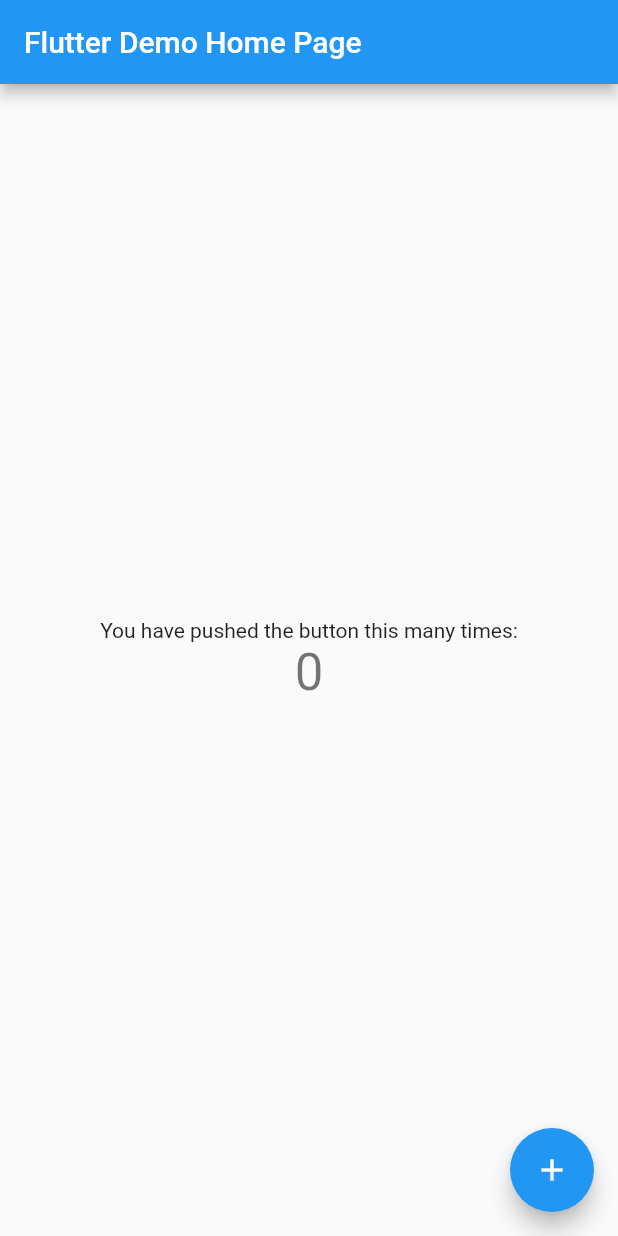
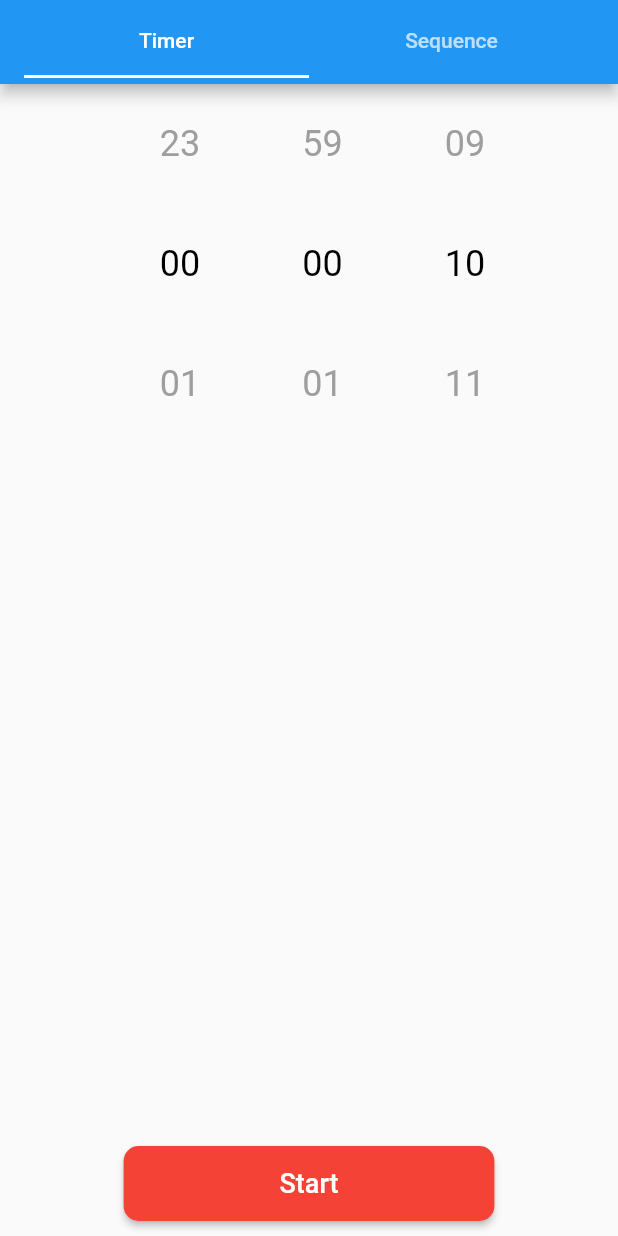
Before and after one commit to Armawill/timer, a Flutter app: the screen it shows after launch, on a phone screen of 412 x 824 dp. Run offline on Flutter 3.47's test engine with Material 2 defaults, Android fonts, the phone set to English and light mode, and no system bars; drawn by our look-alikes of flutter_time_picker_spinner; our stand-ins replace circular_countdown_timer.

Commit message:
Added basic timer
Added home screen
Added timer model

```diff
--- a/lib/main.dart
+++ b/lib/main.dart
@@ -1,4 +1,8 @@
 import 'package:flutter/material.dart';
+import 'package:provider/provider.dart';
+import 'package:timer/view-model/timer_view_model.dart';
+
+import 'view/screens/home_screen.dart';
 
 void main() {
   runApp(const MyApp());
@@ -7,109 +11,13 @@
 class MyApp extends StatelessWidget {
   const MyApp({super.key});
 
-  // This widget is the root of your application.
   @override
   Widget build(BuildContext context) {
     return MaterialApp(
-      title: 'Flutter Demo',
-      theme: ThemeData(
-        // This is the theme of your application.
-        //
-        // Try running your application with "flutter run". You'll see the
-        // application has a blue toolbar. Then, without quitting the app, try
-        // changing the primarySwatch below to Colors.green and then invoke
-        // "hot reload" (press "r" in the console where you ran "flutter run",
-        // or simply save your changes to "hot reload" in a Flutter IDE).
-        // Notice that the counter didn't reset back to zero; the application
-        // is not restarted.
-        primarySwatch: Colors.blue,
+      home: ChangeNotifierProvider(
+        create: (context) => TimerViewModel(),
+        child: HomeScreen(),
       ),
-      home: const MyHomePage(title: 'Flutter Demo Home Page'),
     );
   }
 }
-
-class MyHomePage extends StatefulWidget {
-  const MyHomePage({super.key, required this.title});
-
-  // This widget is the home page of your application. It is stateful, meaning
-  // that it has a State object (defined below) that contains fields that affect
-  // how it looks.
-
-  // This class is the configuration for the state. It holds the values (in this
-  // case the title) provided by the parent (in this case the App widget) and
-  // used by the build method of the State. Fields in a Widget subclass are
-  // always marked "final".
-
-  final String title;
-
-  @override
-  State<MyHomePage> createState() => _MyHomePageState();
-}
-
-class _MyHomePageState extends State<MyHomePage> {
-  int _counter = 0;
-
-  void _incrementCounter() {
-    setState(() {
-      // This call to setState tells the Flutter framework that something has
-      // changed in this State, which causes it to rerun the build method below
-      // so that the display can reflect the updated values. If we changed
-      // _counter without calling setState(), then the build method would not be
-      // called again, and so nothing would appear to happen.
-      _counter++;
-    });
-  }
-
-  @override
-  Widget build(BuildContext context) {
-    // This method is rerun every time setState is called, for instance as done
-    // by the _incrementCounter method above.
-    //
-    // The Flutter framework has been optimized to make rerunning build methods
-    // fast, so that you can just rebuild anything that needs updating rather
-    // than having to individually change instances of widgets.
-    return Scaffold(
-      appBar: AppBar(
-        // Here we take the value from the MyHomePage object that was created by
-        // the App.build method, and use it to set our appbar title.
-        title: Text(widget.title),
-      ),
-      body: Center(
-        // Center is a layout widget. It takes a single child and positions it
-        // in the middle of the parent.
-        child: Column(
-          // Column is also a layout widget. It takes a list of children and
-          // arranges them vertically. By default, it sizes itself to fit its
-          // children horizontally, and tries to be as tall as its parent.
-          //
-          // Invoke "debug painting" (press "p" in the console, choose the
-          // "Toggle Debug Paint" action from the Flutter Inspector in Android
-          // Studio, or the "Toggle Debug Paint" command in Visual Studio Code)
-          // to see the wireframe for each widget.
-          //
-          // Column has various properties to control how it sizes itself and
-          // how it positions its children. Here we use mainAxisAlignment to
-          // center the children vertically; the main axis here is the vertical
-          // axis because Columns are vertical (the cross axis would be
-          // horizontal).
-          mainAxisAlignment: MainAxisAlignment.center,
-          children: <Widget>[
-            const Text(
-              'You have pushed the button this many times:',
-            ),
-            Text(
-              '$_counter',
-              style: Theme.of(context).textTheme.headline4,
-            ),
-          ],
-        ),
-      ),
-      floatingActionButton: FloatingActionButton(
-        onPressed: _incrementCounter,
-        tooltip: 'Increment',
-        child: const Icon(Icons.add),
-      ), // This trailing comma makes auto-formatting nicer for build methods.
-    );
-  }
-}
--- /dev/null
+++ b/lib/model/timer.dart
@@ -0,0 +1,25 @@
+class Timer {
+  final String id;
+  final String title;
+  final int hours;
+  final int minutes;
+  final int seconds;
+
+  Timer({
+    required this.id,
+    required this.title,
+    required this.hours,
+    required this.minutes,
+    required this.seconds,
+  });
+
+  Timer copyWith(
+      {String? id, String? title, int? hours, int? minutes, int? seconds}) {
+    return Timer(
+        id: id ?? this.id,
+        title: title ?? this.title,
+        hours: hours ?? this.hours,
+        minutes: minutes ?? this.minutes,
+        seconds: seconds ?? this.seconds);
+  }
+}
--- /dev/null
+++ b/lib/view-model/timer_view_model.dart
@@ -0,0 +1,35 @@
+import 'package:flutter/cupertino.dart';
+import 'package:flutter/material.dart';
+
+class TimerViewModel with ChangeNotifier {
+  var _time = DateTime(0, 0, 0, 0, 0, 10);
+  var _isTimerStarted = false;
+
+  DateTime get time => _time;
+  // set time(DateTime time) {
+  //   _time = time;
+  //   notifyListeners();
+  // }
+
+  int getDuration() {
+    final timestamp = _time.second + _time.minute * 60 + _time.hour * 3600;
+    return timestamp;
+  }
+
+  void setTime(DateTime time) {
+    _time = time;
+    notifyListeners();
+  }
+
+  bool get isTimerStarted => _isTimerStarted;
+
+  void onTimerStarted() {
+    _isTimerStarted = true;
+    notifyListeners();
+  }
+
+  void onTimerCompleted() {
+    _isTimerStarted = false;
+    notifyListeners();
+  }
+}
--- /dev/null
+++ b/lib/view/screens/home_screen.dart
@@ -0,0 +1,33 @@
+import 'package:flutter/material.dart';
+
+import '../widgets/timer_tab.dart';
+
+class HomeScreen extends StatelessWidget {
+  const HomeScreen({super.key});
+
+  @override
+  Widget build(BuildContext context) {
+    return DefaultTabController(
+      initialIndex: 0,
+      length: 2,
+      child: Scaffold(
+        appBar: AppBar(
+          title: const TabBar(tabs: [
+            Tab(
+              text: 'Timer',
+            ),
+            Tab(
+              text: 'Sequence',
+            ),
+          ]),
+        ),
+        body: TabBarView(children: [
+          TimerTab(),
+          Center(
+            child: Text('Work in progress'),
+          ),
+        ]),
+      ),
+    );
+  }
+}
--- /dev/null
+++ b/lib/view/widgets/timer_tab.dart
@@ -0,0 +1,114 @@
+import 'package:circular_countdown_timer/circular_countdown_timer.dart';
+import 'package:flutter/material.dart';
+import 'package:flutter_time_picker_spinner/flutter_time_picker_spinner.dart';
+import 'package:provider/provider.dart';
+import 'package:timer/view-model/timer_view_model.dart';
+
+class TimerTab extends StatefulWidget {
+  const TimerTab({super.key});
+
+  @override
+  State<TimerTab> createState() => _TimerTabState();
+}
+
+class _TimerTabState extends State<TimerTab> {
+  @override
+  Widget build(BuildContext context) {
+    return Column(
+      children: [
+        Provider.of<TimerViewModel>(context).isTimerStarted
+            ? const _CircularTimer()
+            : const _TimeSpinner(),
+        const _SavedTimers(),
+        const _StartButton(),
+      ],
+    );
+  }
+}
+
+class _CircularTimer extends StatelessWidget {
+  const _CircularTimer({super.key});
+
+  @override
+  Widget build(BuildContext context) {
+    return Padding(
+      padding: const EdgeInsets.only(top: 40),
+      child: CircularCountDownTimer(
+        width: MediaQuery.of(context).size.width * 0.8,
+        height: MediaQuery.of(context).size.width * 0.8,
+        initialDuration: 0,
+        duration: Provider.of<TimerViewModel>(context).getDuration(),
+        fillColor: Colors.red,
+        ringColor: Colors.grey.shade300,
+        isReverse: true,
+        isReverseAnimation: true,
+        textStyle: const TextStyle(fontSize: 28),
+        onComplete: () => Provider.of<TimerViewModel>(context, listen: false)
+            .onTimerCompleted(),
+      ),
+    );
+  }
+}
+
+class _TimeSpinner extends StatelessWidget {
+  const _TimeSpinner({Key? key}) : super(key: key);
+
+  @override
+  Widget build(BuildContext context) {
+    return TimePickerSpinner(
+      is24HourMode: true,
+      normalTextStyle: const TextStyle(fontSize: 24, color: Colors.grey),
+      highlightedTextStyle: const TextStyle(fontSize: 24, color: Colors.black),
+      spacing: 50,
+      itemHeight: 80,
+      isShowSeconds: true,
+      time: Provider.of<TimerViewModel>(context).time,
+      isForce2Digits: true,
+      onTimeChange: (time) =>
+          Provider.of<TimerViewModel>(context, listen: false).setTime(time),
+    );
+  }
+}
+
+class _SavedTimers extends StatelessWidget {
+  const _SavedTimers({super.key});
+
+  @override
+  Widget build(BuildContext context) {
+    return Container();
+  }
+}
+
+class _StartButton extends StatelessWidget {
+  const _StartButton({super.key});
+
+  @override
+  Widget build(BuildContext context) {
+    return Expanded(
+      child: Container(
+        alignment: FractionalOffset.bottomCenter,
+        padding: EdgeInsets.only(bottom: 10),
+        child: SizedBox(
+          width: MediaQuery.of(context).size.width * 0.6,
+          height: 50,
+          child: ElevatedButton(
+            onPressed: () {
+              Provider.of<TimerViewModel>(context, listen: false)
+                  .onTimerStarted();
+            },
+            style: ElevatedButton.styleFrom(
+              backgroundColor: Colors.red,
+              shape: RoundedRectangleBorder(
+                borderRadius: BorderRadius.circular(10),
+              ),
+            ),
+            child: const Text(
+              'Start',
+              style: TextStyle(fontSize: 18),
+            ),
+          ),
+        ),
+      ),
+    );
+  }
+}
--- a/pubspec.yaml
+++ b/pubspec.yaml
@@ -36,6 +36,9 @@
   # The following adds the Cupertino Icons font to your application.
   # Use with the CupertinoIcons class for iOS style icons.
   cupertino_icons: ^1.0.2
+  flutter_time_picker_spinner: ^2.0.0
+  circular_countdown_timer: ^0.2.3
+  provider: ^6.0.5
 
 dev_dependencies:
   flutter_test:
```
Also changed, not shown: pubspec.lock.
